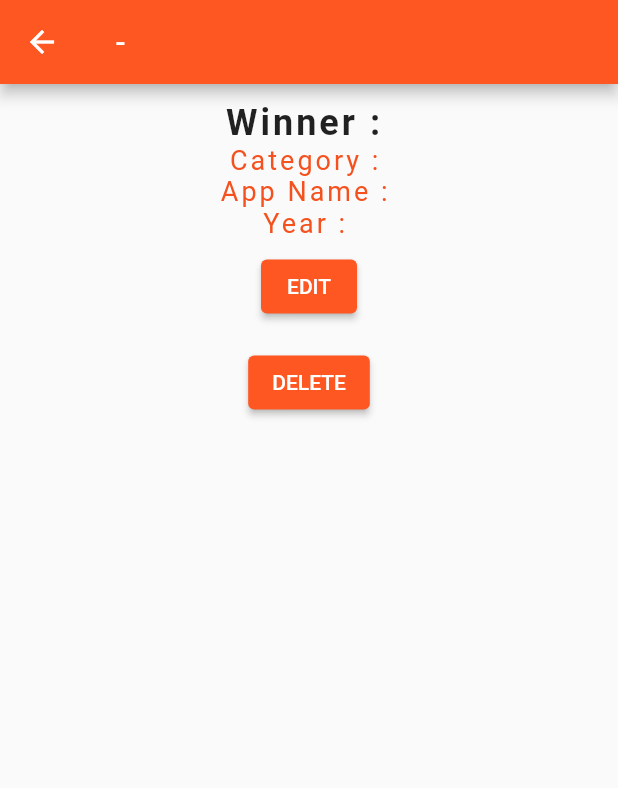
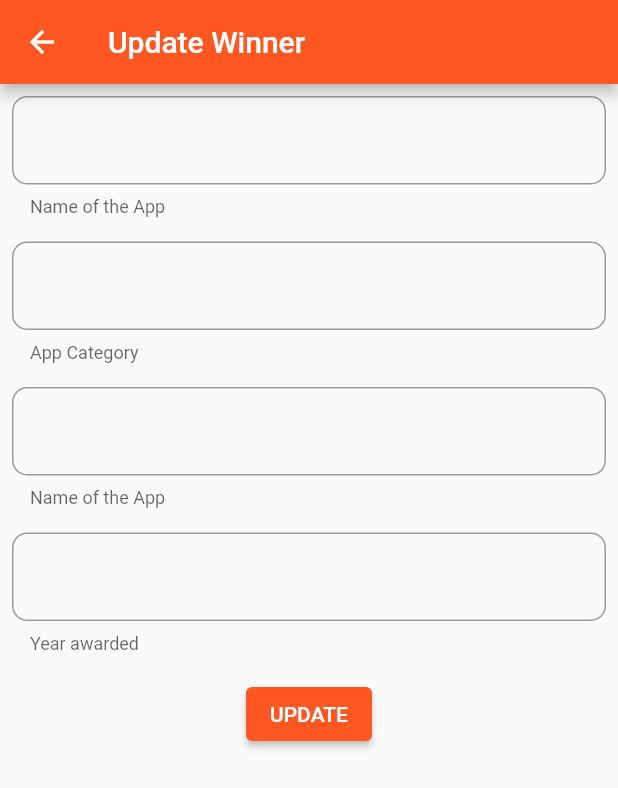
Before and after one commit to pseboyeng/peter_seboyeng_module_5, a Flutter app: the WinnerDetail screen opened directly with empty values, after a tap on "EDIT", on a phone screen of 412 x 824 dp. Shown: the top 788 px of the screen. Run offline on Flutter 3.47's test engine with Material 2 defaults, Android fonts, the light colour scheme and no system bars; our stand-ins replace cloud_firestore, firebase_core; accounts and stored records are empty; Roboto replaces fonts that are missing (Poppins).

Commit message:
added update_winner screen

```diff
--- a/lib/update_winner.dart
+++ b/lib/update_winner.dart
@@ -0,0 +1,95 @@
+import 'dart:developer';
+
+import 'package:cloud_firestore/cloud_firestore.dart';
+import 'package:flutter/material.dart';
+
+class UpdateWinner extends StatefulWidget {
+  const UpdateWinner({Key? key}) : super(key: key);
+
+  @override
+  State<UpdateWinner> createState() => _UpdateWinnerState();
+}
+
+class _UpdateWinnerState extends State<UpdateWinner> {
+  @override
+  Widget build(BuildContext context) {
+    TextEditingController nameController = TextEditingController();
+    TextEditingController appCategoryController = TextEditingController();
+    TextEditingController appNameController = TextEditingController();
+    TextEditingController appYearAwardController = TextEditingController();
+
+    Future _updateWinner() {
+      final name = nameController.text;
+      final appCat = appCategoryController.text;
+      final appName = appNameController.text;
+      final appYearAward = appYearAwardController.text;
+
+      final ref = FirebaseFirestore.instance.collection('winners').doc();
+      return ref
+          .update({})
+          .then((value) => log("Updated"))
+          .catchError((onError) => log(onError));
+    }
+
+    return Scaffold(
+      appBar: AppBar(
+        title: const Text('Update Winner'),
+      ),
+      body: SingleChildScrollView(
+        child: Column(
+          children: [
+            Padding(
+              padding: const EdgeInsets.symmetric(horizontal: 8, vertical: 8),
+              child: TextField(
+                controller: nameController,
+                decoration: InputDecoration(
+                    border: OutlineInputBorder(
+                        borderRadius: BorderRadius.circular(10)),
+                    helperText: 'Name of the App'),
+              ),
+            ),
+            Padding(
+              padding: const EdgeInsets.symmetric(horizontal: 8, vertical: 8),
+              child: TextField(
+                controller: appCategoryController,
+                decoration: InputDecoration(
+                    border: OutlineInputBorder(
+                        borderRadius: BorderRadius.circular(10)),
+                    helperText: 'App Category'),
+              ),
+            ),
+            Padding(
+              padding: const EdgeInsets.symmetric(horizontal: 8, vertical: 8),
+              child: TextField(
+                controller: appNameController,
+                decoration: InputDecoration(
+                    border: OutlineInputBorder(
+                        borderRadius: BorderRadius.circular(10)),
+                    helperText: 'Name of the App'),
+              ),
+            ),
+            Padding(
+              padding: const EdgeInsets.symmetric(horizontal: 8, vertical: 8),
+              child: TextField(
+                controller: appYearAwardController,
+                decoration: InputDecoration(
+                    border: OutlineInputBorder(
+                        borderRadius: BorderRadius.circular(10)),
+                    helperText: 'Year awarded'),
+              ),
+            ),
+            Padding(
+              padding: const EdgeInsets.all(8.0),
+              child: ElevatedButton(
+                onPressed: () {
+                  print('UPDATE WINNER');
+                },
+                child: const Text("UPDATE"),
+              ),
+            ),
+          ],
+        ),
+      ),
+    );
+  }
+}
--- a/lib/winner_detail.dart
+++ b/lib/winner_detail.dart
@@ -1,5 +1,6 @@
 import 'package:cloud_firestore/cloud_firestore.dart';
 import 'package:flutter/material.dart';
+import 'package:peter_seboyeng_module5/update_winner.dart';
 import 'package:peter_seboyeng_module5/winners.dart';
 
 class WinnerDetail extends StatelessWidget {
@@ -60,15 +61,12 @@ class WinnerDetail extends StatelessWidget {
                       padding: const EdgeInsets.all(8.0),
                       child: ElevatedButton(
                         onPressed: () {
-                          final docRef = FirebaseFirestore.instance
-                              .collection("winners")
-                              .doc(documentSnapShot["id"]);
-                          docRef.update({
-                            "winner_name": "",
-                            "app_category": "",
-                            "app_name": "",
-                            "year_award": ""
-                          });
+                          //final docRef = FirebaseFirestore.instance.collection("winners").doc(documentSnapShot["id"]);
+                          //docRef.update({"winner_name": "", "app_category": "", "app_name": "", "year_award": ""});
+                          Navigator.push(
+                              context,
+                              MaterialPageRoute(
+                                  builder: (context) => const UpdateWinner()));
                         },
                         child: const Text("EDIT"),
                       ),
@@ -85,7 +83,7 @@ class WinnerDetail extends StatelessWidget {
                         },
                         child: const Text("DELETE"),
                       ),
-                    )
+                    ),
                   ],
                 ),
               ),
```
